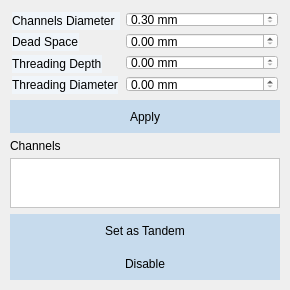
Before: the Qt Designer form src/windows/ui/channels_view.ui in brachify/brachify, drawn with Qt 5.
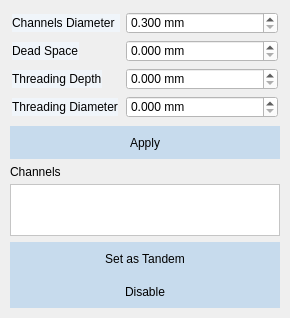
After: the same form once the commit is applied.

What changed in the file:
```diff
--- a/src/windows/ui/channels_view.ui
+++ b/src/windows/ui/channels_view.ui
@@ -7,7 +7,7 @@
     <x>0</x>
     <y>0</y>
     <width>290</width>
-    <height>290</height>
+    <height>318</height>
    </rect>
   </property>
   <property name="sizePolicy">
@@ -48,7 +48,7 @@
     <number>10</number>
    </property>
    <item>
-    <layout class="QFormLayout" name="formLayout">
+    <layout class="QGridLayout" name="gridLayout">
      <property name="sizeConstraint">
       <enum>QLayout::SetNoConstraint</enum>
      </property>
@@ -112,6 +112,9 @@
        <property name="suffix">
         <string> mm</string>
        </property>
+       <property name="decimals">
+        <number>3</number>
+       </property>
        <property name="minimum">
         <double>0.300000000000000</double>
        </property>
@@ -165,6 +168,9 @@
        <property name="suffix">
         <string> mm</string>
        </property>
+       <property name="decimals">
+        <number>3</number>
+       </property>
        <property name="maximum">
         <double>350.000000000000000</double>
        </property>
@@ -218,6 +224,9 @@
        <property name="suffix">
         <string> mm</string>
        </property>
+       <property name="decimals">
+        <number>3</number>
+       </property>
        <property name="maximum">
         <double>350.000000000000000</double>
        </property>
@@ -271,6 +280,9 @@
        <property name="suffix">
         <string> mm</string>
        </property>
+       <property name="decimals">
+        <number>3</number>
+       </property>
        <property name="maximum">
         <double>350.000000000000000</double>
        </property>
```
